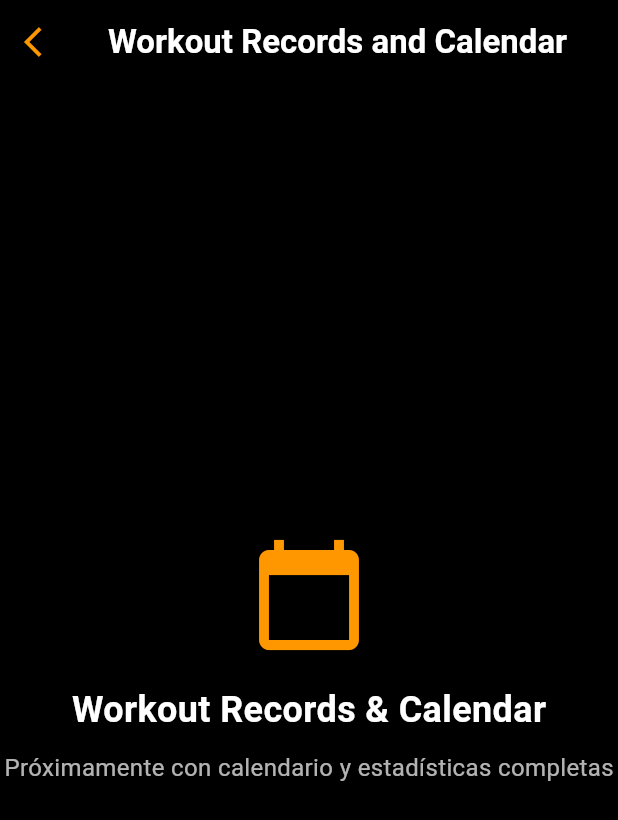
After one commit to ottoorta/weightlifting-tracker, a Flutter app: the WorkoutRecordsCalendarScreen screen opened directly, on a phone screen of 412 x 824 dp. The commit adds this screen. Shown: the top 820 px of the screen. Run offline on Flutter 3.47's test engine with Material 3 defaults, Android fonts, the phone set to English and light mode, and no system bars; our stand-ins replace audioplayers, chewie, cloud_firestore, firebase_auth, firebase_core, firebase_storage and 5 more; missing offline and left inert: firebase_app_check, flutter_facebook_auth; accounts and stored records are empty; Roboto replaces fonts that are missing (Montserrat).

Commit message:
feat: ThisWeekRecords navigation + Records screen stub
- Fixed all syntax errors
- Navigation works perfectly
- Real data shown
- Added table_calendar dependency
- Placeholder screen ready for full calendar

```diff
--- /dev/null
+++ b/lib/screens/workout_records_calendar.dart
@@ -0,0 +1,39 @@
+// lib/screens/workout_records_calendar.dart
+import 'package:flutter/material.dart';
+
+class WorkoutRecordsCalendarScreen extends StatelessWidget {
+  const WorkoutRecordsCalendarScreen({super.key});
+
+  @override
+  Widget build(BuildContext context) {
+    return Scaffold(
+      backgroundColor: Colors.black,
+      appBar: AppBar(
+        backgroundColor: Colors.transparent,
+        leading: IconButton(
+          icon: const Icon(Icons.arrow_back_ios, color: Colors.orange),
+          onPressed: () => Navigator.pop(context),
+        ),
+        title: const Text("Workout Records and Calendar",
+            style: TextStyle(color: Colors.white, fontWeight: FontWeight.bold)),
+      ),
+      body: const Center(
+        child: Column(
+          mainAxisAlignment: MainAxisAlignment.center,
+          children: [
+            Icon(Icons.calendar_today, size: 80, color: Colors.orange),
+            SizedBox(height: 20),
+            Text("Workout Records & Calendar",
+                style: TextStyle(
+                    color: Colors.white,
+                    fontSize: 24,
+                    fontWeight: FontWeight.bold)),
+            SizedBox(height: 10),
+            Text("Próximamente con calendario y estadísticas completas",
+                style: TextStyle(color: Colors.white70, fontSize: 16)),
+          ],
+        ),
+      ),
+    );
+  }
+}
```
Also changed, not shown: lib/widgets/this_week_records.dart (+42 -110 lines).
